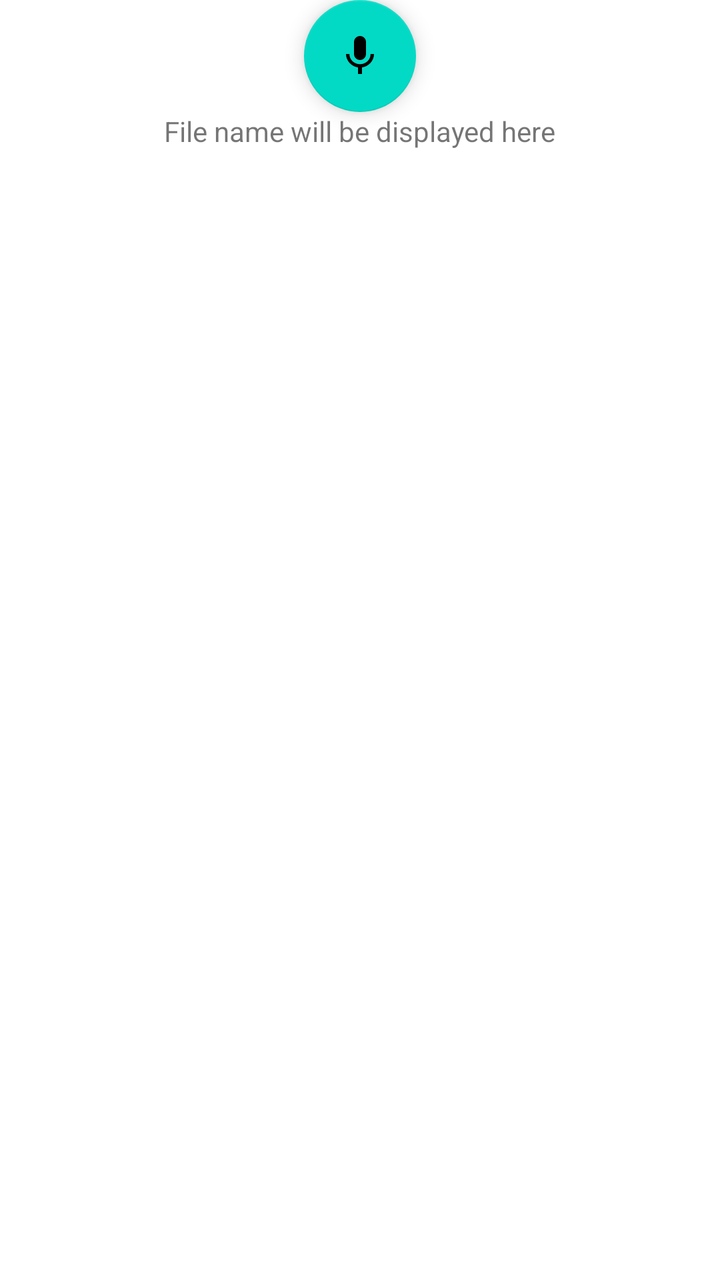
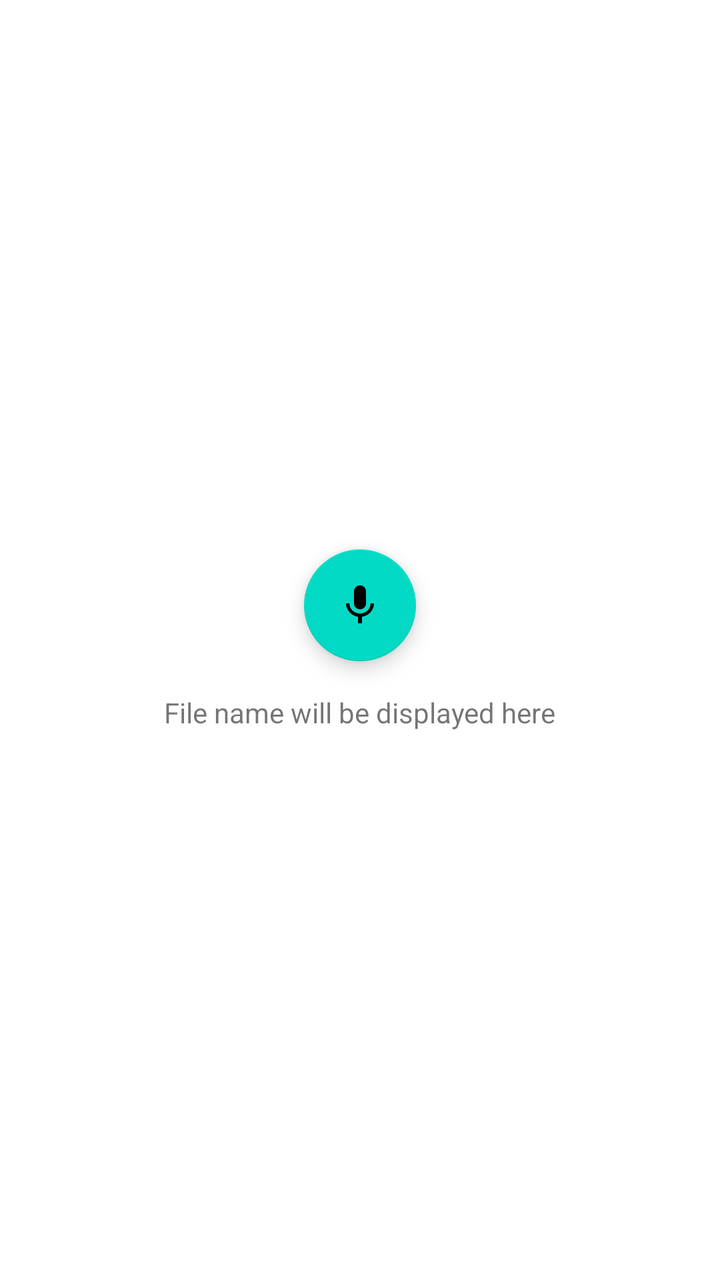

Screens rendered from an Android XML layout before and after an edit, with the pre-edit source and the edit as a unified diff.
<!-- AndroidManifest.xml: application theme Theme.VoiceRecorder -->
<!-- res/layout/activity_main.xml -->
<?xml version="1.0" encoding="utf-8"?>
<androidx.constraintlayout.widget.ConstraintLayout
    xmlns:android="http://schemas.android.com/apk/res/android"
    xmlns:app="http://schemas.android.com/apk/res-auto"
    android:layout_width="match_parent"
    android:layout_height="match_parent">

    <com.google.android.material.floatingactionbutton.FloatingActionButton
        android:id="@+id/record_button"
        android:layout_width="wrap_content"
        android:layout_height="wrap_content"
        app:srcCompat="@drawable/ic_mic"
        app:layout_constraintBottom_toTopOf="@+id/file_name_text"
        app:layout_constraintTop_toTopOf="parent"
        app:layout_constraintStart_toStartOf="parent"
        app:layout_constraintEnd_toEndOf="parent"
        android:contentDescription="@string/start_recording"
        />

    <TextView
        android:id="@+id/file_name_text"
        android:layout_width="wrap_content"
        android:layout_height="wrap_content"
        android:text="File name will be displayed here"
        app:layout_constraintTop_toBottomOf="@+id/record_button"
        app:layout_constraintStart_toStartOf="parent"
        app:layout_constraintEnd_toEndOf="parent"/>

</androidx.constraintlayout.widget.ConstraintLayout>
<!-- resources referenced by this layout -->
<resources>
  <!-- drawable ic_mic (drawable) -->
  <vector xmlns:android="http://schemas.android.com/apk/res/android" android:height="24dp" android:tint="#000000" android:viewportHeight="24" android:viewportWidth="24" android:width="24dp">
        
      <path android:fillColor="@android:color/white" android:pathData="M12,14c1.66,0 2.99,-1.34 2.99,-3L15,5c0,-1.66 -1.34,-3 -3,-3S9,3.34 9,5v6c0,1.66 1.34,3 3,3zM17.3,11c0,3 -2.54,5.1 -5.3,5.1S6.7,14 6.7,11L5,11c0,3.41 2.72,6.23 6,6.72L11,21h2v-3.28c3.28,-0.48 6,-3.3 6,-6.72h-1.7z"/>
      
  </vector>
  <string name="start_recording">Start Recording</string>
  <style name="Theme.VoiceRecorder" parent="Theme.MaterialComponents.DayNight.DarkActionBar">
          
          <item name="colorPrimary">@color/purple_500</item>
          <item name="colorPrimaryVariant">@color/purple_700</item>
          <item name="colorOnPrimary">@color/white</item>
          
          <item name="colorSecondary">@color/teal_200</item>
          <item name="colorSecondaryVariant">@color/teal_700</item>
          <item name="colorOnSecondary">@color/black</item>
          
          <item name="android:statusBarColor">?attr/colorPrimaryVariant</item>
          
      </style>
  <color name="purple_500">#FF6200EE</color>
  <color name="purple_700">#FF3700B3</color>
  <color name="white">#FFFFFFFF</color>
  <color name="teal_200">#FF03DAC5</color>
  <color name="teal_700">#FF018786</color>
  <color name="black">#FF000000</color>
</resources>

<!-- the commit's change to res/layout/activity_main.xml (unified diff, before → after) -->
@@ -10,10 +10,11 @@
         android:layout_width="wrap_content"
         android:layout_height="wrap_content"
         app:srcCompat="@drawable/ic_mic"
+        app:layout_constraintTop_toTopOf="parent"
         app:layout_constraintBottom_toTopOf="@+id/file_name_text"
-        app:layout_constraintTop_toTopOf="parent"
         app:layout_constraintStart_toStartOf="parent"
         app:layout_constraintEnd_toEndOf="parent"
+        app:layout_constraintVertical_chainStyle="packed"
         android:contentDescription="@string/start_recording"
         />
 
@@ -23,7 +24,9 @@
         android:layout_height="wrap_content"
         android:text="File name will be displayed here"
         app:layout_constraintTop_toBottomOf="@+id/record_button"
+        app:layout_constraintBottom_toBottomOf="parent"
         app:layout_constraintStart_toStartOf="parent"
-        app:layout_constraintEnd_toEndOf="parent"/>
+        app:layout_constraintEnd_toEndOf="parent"
+        android:layout_marginTop="16dp"/>
 
 </androidx.constraintlayout.widget.ConstraintLayout>
